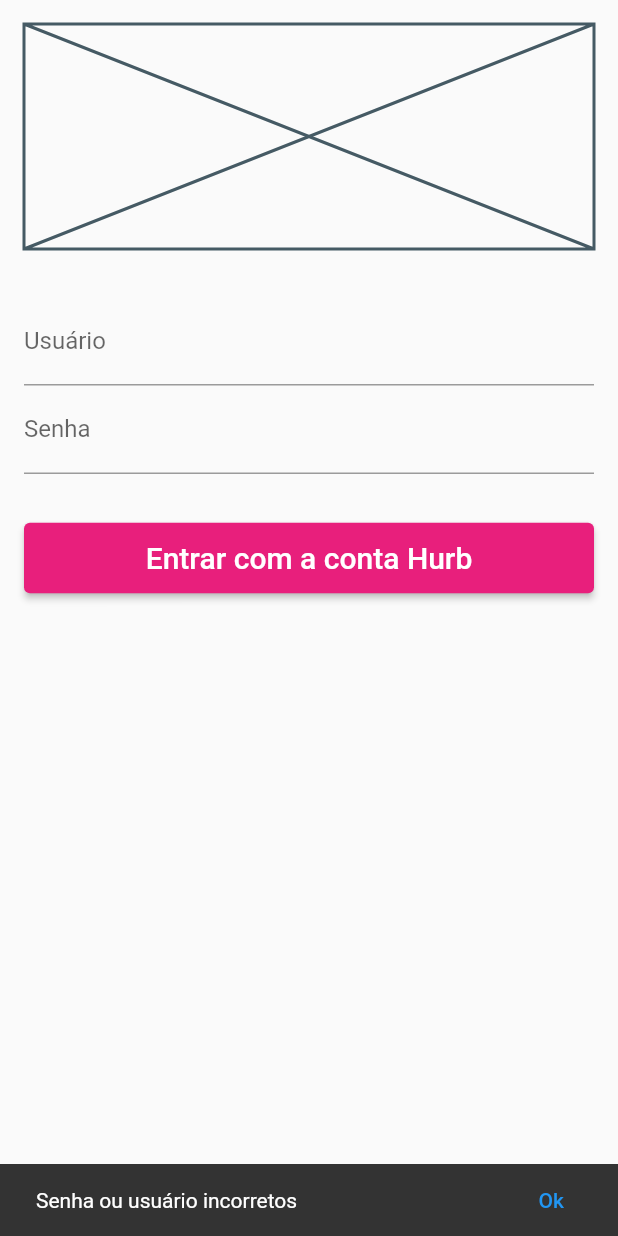
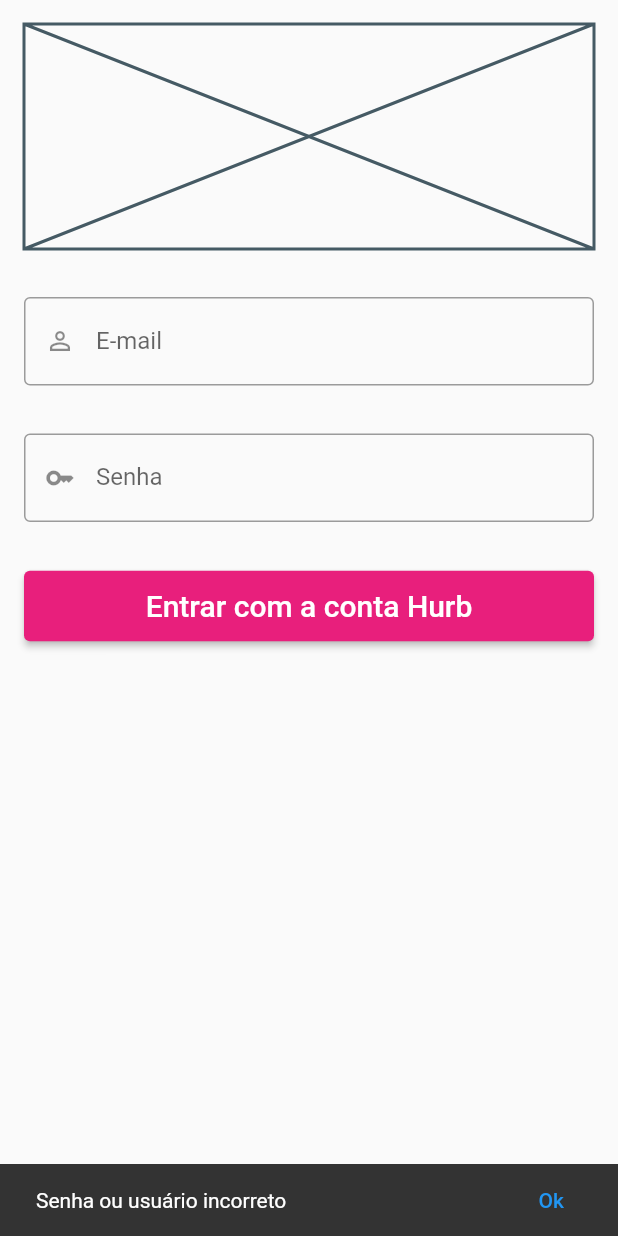
Before and after one commit to antonyg5/prmo.913, a Flutter app: the screen it shows after launch, after a tap on "Entrar com a conta Hurb", on a phone screen of 412 x 824 dp. Run offline on Flutter 3.47's test engine with Material 2 defaults, Android fonts, the phone set to English and light mode, and no system bars.

Commit message:
Update login_page.dart

```diff
--- a/lib/pages/login_page.dart
+++ b/lib/pages/login_page.dart
@@ -1,4 +1,5 @@
 import 'package:antony_913/pages/home_page.dart';
+import 'package:antony_913/widget/custom_snackbar.dart';
 import 'package:flutter/material.dart';
 
 class LoginPage extends StatefulWidget {
@@ -33,14 +34,19 @@ class _LoginPageState extends State<LoginPage> {
             TextField(
               controller: userController,
               decoration: const InputDecoration(
-                labelText: 'Usuário',
+                border: OutlineInputBorder(),
+                labelText: 'E-mail',
+                prefixIcon: Icon(Icons.person_outline, size: 20,),
               ),
             ),
+            const SizedBox(height: 32,),
             TextField(
               controller: pswdController,
               obscureText: true,
               decoration: const InputDecoration(
+                border: OutlineInputBorder(),
                 labelText: 'Senha',
+                prefixIcon: Icon(Icons.key_outlined, size: 20,),
               ),
             ),
             const SizedBox(height: 32,),
@@ -79,15 +85,12 @@ class _LoginPageState extends State<LoginPage> {
               },
           ),
       );
-      final snack = SnackBar(content:
-      const Text('Login correto'),
-        action: SnackBarAction(label: 'Ok', onPressed: (){}),);
+      final snack = Utils.customSnackBar(context, 'Login correto');
+
       ScaffoldMessenger.of(context).showSnackBar(snack);
 
     } else {
-      final snack = SnackBar(content:
-      const Text('Senha ou usuário incorretos'),
-        action: SnackBarAction(label: 'Ok', onPressed: (){}),);
+      final snack = Utils.customSnackBar(context, 'Senha ou usuário incorreto');
       ScaffoldMessenger.of(context).showSnackBar(snack);
     }
 
```
